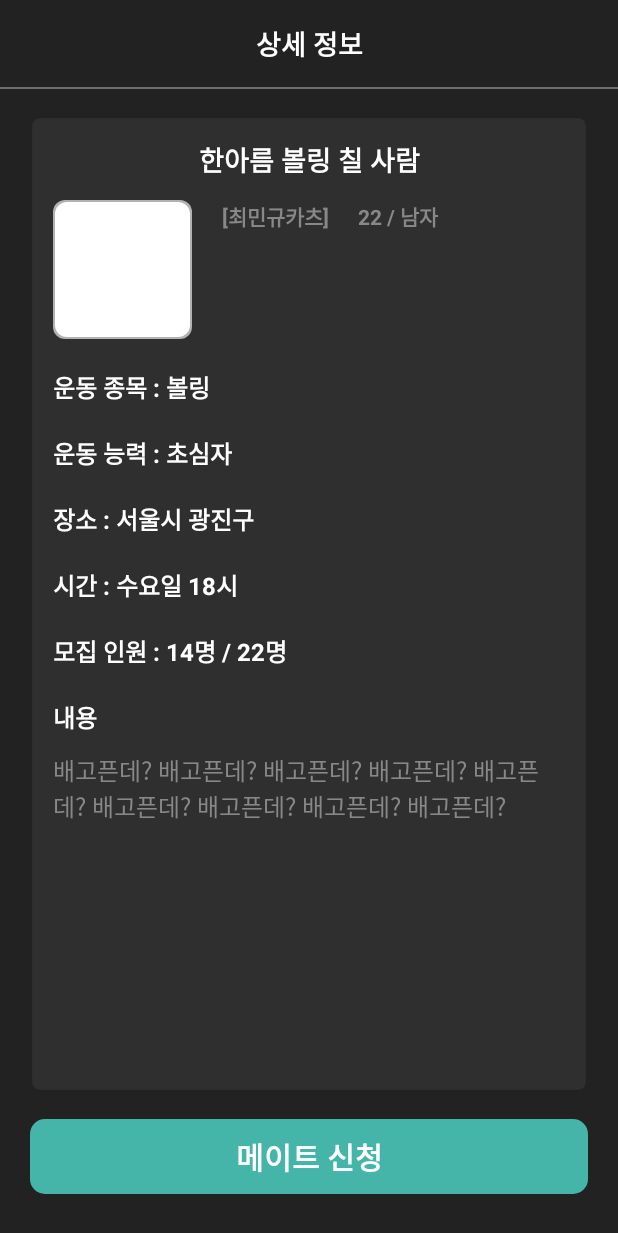
After one commit to beom84/SportsBuddy, an Android app built with Jetpack Compose: the MatchDetailActivity screen opened directly, with no data from a screen before it, on a phone screen of 412 x 824 dp. The commit adds this screen. Shown: the top 1233 px of the screen. Run offline under Robolectric (Android 15) with nearby library versions, the phone set to English and light mode, and no system bars; 1 statement that could not run was skipped.

Commit message:
[feat] match detail

```diff
--- a/app/src/main/AndroidManifest.xml
+++ b/app/src/main/AndroidManifest.xml
@@ -12,6 +12,9 @@
         android:supportsRtl="true"
         android:theme="@style/Theme.SportsBuddy"
         tools:targetApi="31">
+        <activity
+            android:name=".match.detail.MatchDetailActivity"
+            android:exported="false" />
         <activity
             android:name=".sample.SampleActivity"
             android:exported="false" />
--- a/app/src/main/java/com/example/sportsbuddy/match/Match.kt
+++ b/app/src/main/java/com/example/sportsbuddy/match/Match.kt
@@ -3,10 +3,14 @@ package com.example.sportsbuddy.match
 data class Match(
     val title: String,
     val type: String,
+    val curCount: Int,
     val maxCount: Int,
-    val curCount: Int,
     val area: String,
     val userName: String,
     val userAge: Int,
-    val userGender: String
-)
+    val userGender: String,
+    val userLevel: String,
+    val time: String,
+    val content: String,
+    val thumbnail: Int
+) : java.io.Serializable
--- /dev/null
+++ b/app/src/main/java/com/example/sportsbuddy/match/detail/MatchDetailActivity.kt
@@ -0,0 +1,58 @@
+package com.example.sportsbuddy.match.detail
+
+import android.content.Context
+import android.content.Intent
+import android.os.Bundle
+import android.util.Log
+import androidx.appcompat.app.AppCompatActivity
+import com.example.sportsbuddy.R
+import com.example.sportsbuddy.databinding.ActivityMatchDetailBinding
+import com.example.sportsbuddy.match.Match
+
+class MatchDetailActivity : AppCompatActivity() {
+
+    private lateinit var binding: ActivityMatchDetailBinding
+    private var match: Match? = null
+
+    override fun onCreate(savedInstanceState: Bundle?) {
+        super.onCreate(savedInstanceState)
+        binding = ActivityMatchDetailBinding.inflate(layoutInflater)
+        setContentView(binding.root)
+
+        this.window?.apply {
+            this.statusBarColor = getColor(R.color.grey_background)
+        }
+
+        match = intent.getSerializableExtra("match") as Match
+        Log.d("buddy-detail", "match: $match")
+
+        initView()
+    }
+
+    private fun initView() {
+        with(binding) {
+            if (match != null) {
+                tvMatchTitle.text = match!!.title
+                tvUserName.text = "[${match!!.userName}]"
+                tvUserDetail.text = "${match!!.userAge} / ${match!!.userGender}"
+                tvTypeInput.text = match!!.type
+                tvLevelInput.text = match!!.userLevel
+                tvAreaInput.text = match!!.area
+                tvTimeInput.text = match!!.time
+                tvRecruitInput.text = "${match!!.curCount}명 / ${match!!.maxCount}명"
+                tvContentInput.text = match!!.content
+                ivThumbnail.setImageResource(match!!.thumbnail)
+                ivThumbnail.clipToOutline = true
+            } else {
+                ivThumbnail.setImageResource(R.color.white)
+                ivThumbnail.clipToOutline = true
+            }
+        }
+    }
+
+    companion object {
+        fun getIntent(context: Context, match: Match) = Intent(context, MatchDetailActivity::class.java).apply{
+            putExtra("match", match)
+        }
+    }
+}
--- a/app/src/main/java/com/example/sportsbuddy/match/list/MatchListFragment.kt
+++ b/app/src/main/java/com/example/sportsbuddy/match/list/MatchListFragment.kt
@@ -11,6 +11,7 @@ import android.widget.ArrayAdapter
 import com.example.sportsbuddy.R
 import com.example.sportsbuddy.databinding.FragmentMatchListBinding
 import com.example.sportsbuddy.match.Match
+import com.example.sportsbuddy.match.detail.MatchDetailActivity
 
 class MatchListFragment : Fragment() {
     private var _binding : FragmentMatchListBinding? = null
@@ -38,6 +39,15 @@ class MatchListFragment : Fragment() {
         setLayoutManager()
         initMatchItems()
         initSpinner()
+        initListener()
+    }
+
+    private fun initListener() {
+        with(binding) {
+            fab.setOnClickListener {
+                // floating button 클릭 시 이벤트
+            }
+        }
     }
 
     private fun initSpinner() {
@@ -86,16 +96,20 @@ class MatchListFragment : Fragment() {
 
     private fun initMatchItems() {
         list.addAll(listOf(
-            Match("축구 할 사람","축구",  14, 22, "서울시 광진구", "최민규카츠", 22, "남자"),
-            Match("농구 할 사람", "농구", 5, 10, "서울시 광진구", "최민규카츠", 22," 남자"),
-            Match("볼링 칠 사람", "볼링", 6, 6, "서울시 광진구", "최민규카츠", 22, "남자"),
-            Match("축구 할 사람", "축구", 4, 22, "서울시 광진구", "최민규카츠", 22, "남자")
+            Match("축구 할 사람","축구",  14, 22, "서울시 광진구", "최민규카츠", 22, "남자",
+                "초심자", "수요일 18시", resources.getString(R.string.match_content_example), R.drawable.test_image),
+            Match("농구 할 사람", "농구", 5, 10, "서울시 광진구", "최민규카츠", 22,"남자",
+                "초심자", "수요일 18시", resources.getString(R.string.match_content_example), R.drawable.test_image),
+            Match("볼링 칠 사람", "볼링", 6, 6, "서울시 광진구", "최민규카츠", 22, "남자",
+                "초심자", "수요일 18시", resources.getString(R.string.match_content_example), R.drawable.test_image),
+            Match("축구 할 사람", "축구", 4, 22, "서울시 광진구", "최민규카츠", 22, "남자",
+                "초심자", "수요일 18시", resources.getString(R.string.match_content_example), R.drawable.test_image)
         ))
     }
 
     private fun setLayoutManager() {
         adapter = MatchListAdapter {
-
+            activity?.startActivity(MatchDetailActivity.getIntent(requireContext(), it))
         }
         binding.rvMatch.adapter = adapter
         adapter.setItems(list)
--- /dev/null
+++ b/app/src/main/res/drawable/shape_rect10_mint.xml
@@ -0,0 +1,6 @@
+<?xml version="1.0" encoding="utf-8"?>
+<shape android:shape="rectangle"
+    xmlns:android="http://schemas.android.com/apk/res/android">
+    <solid android:color="@color/mint" />
+    <corners android:radius="10dp" />
+</shape>
--- /dev/null
+++ b/app/src/main/res/layout/activity_match_detail.xml
@@ -0,0 +1,272 @@
+<?xml version="1.0" encoding="utf-8"?>
+<androidx.constraintlayout.widget.ConstraintLayout xmlns:android="http://schemas.android.com/apk/res/android"
+    xmlns:tools="http://schemas.android.com/tools"
+    android:layout_width="match_parent"
+    android:layout_height="match_parent"
+    xmlns:app="http://schemas.android.com/apk/res-auto"
+    android:background="@color/grey_background"
+    tools:context=".match.detail.MatchDetailActivity">
+
+    <TextView
+        android:id="@+id/tv_title"
+        android:layout_width="wrap_content"
+        android:layout_height="wrap_content"
+        android:text="상세 정보"
+        android:textStyle="bold"
+        android:textSize="18sp"
+        app:layout_constraintStart_toStartOf="parent"
+        app:layout_constraintEnd_toEndOf="parent"
+        app:layout_constraintTop_toTopOf="parent"
+        android:layout_marginTop="15dp"
+        android:textColor="@color/white"
+        />
+
+    <View
+        android:id="@+id/divider"
+        android:layout_width="match_parent"
+        android:layout_height="1dp"
+        android:background="@color/grey_divider"
+        app:layout_constraintTop_toBottomOf="@id/tv_title"
+        android:layout_marginTop="15dp"
+        />
+
+    <ScrollView
+        android:layout_width="match_parent"
+        android:layout_height="0dp"
+        app:layout_constraintTop_toBottomOf="@id/divider"
+        app:layout_constraintBottom_toTopOf="@id/tv_apply"
+        android:overScrollMode="never"
+        android:layout_marginHorizontal="20dp"
+        android:layout_marginVertical="18dp"
+        android:padding="15dp"
+        android:background="@drawable/shape_rect15_grey_item"
+        >
+        <androidx.constraintlayout.widget.ConstraintLayout
+            android:layout_width="match_parent"
+            android:layout_height="wrap_content"
+            >
+            <TextView
+                android:id="@+id/tv_match_title"
+                android:layout_width="wrap_content"
+                android:layout_height="wrap_content"
+                android:text="한아름 볼링 칠 사람"
+                android:textStyle="bold"
+                android:textSize="18sp"
+                app:layout_constraintStart_toStartOf="parent"
+                app:layout_constraintEnd_toEndOf="parent"
+                app:layout_constraintTop_toTopOf="parent"
+                android:textColor="@color/white"
+                />
+
+            <LinearLayout
+                android:id="@+id/ll_thumbnail"
+                android:layout_width="wrap_content"
+                android:layout_height="wrap_content"
+                app:layout_constraintTop_toBottomOf="@id/tv_match_title"
+                app:layout_constraintStart_toStartOf="parent"
+                android:layout_marginTop="13dp"
+                android:background="@drawable/shape_rect8_grey_thumbnail_background">
+                <ImageView
+                    android:id="@+id/iv_thumbnail"
+                    android:layout_width="90dp"
+                    android:layout_height="90dp"
+                    android:layout_margin="1dp"
+                    android:scaleType="centerCrop"
+                    android:background="@drawable/shape_rect8_outline"
+                    />
+            </LinearLayout>
+
+            <TextView
+                android:id="@+id/tv_user_name"
+                android:layout_width="wrap_content"
+                android:layout_height="wrap_content"
+                android:text="[최민규카츠]"
+                app:layout_constraintTop_toTopOf="@id/ll_thumbnail"
+                app:layout_constraintStart_toEndOf="@id/ll_thumbnail"
+                android:textStyle="bold"
+                android:textColor="@color/grey_content"
+                android:textSize="14sp"
+                android:layout_marginStart="20dp"
+                />
+
+            <TextView
+                android:id="@+id/tv_user_detail"
+                android:layout_width="wrap_content"
+                android:layout_height="wrap_content"
+                android:text="22 / 남자"
+                app:layout_constraintTop_toTopOf="@id/tv_user_name"
+                app:layout_constraintStart_toEndOf="@id/tv_user_name"
+                android:layout_marginStart="19dp"
+                android:textStyle="bold"
+                android:textColor="@color/grey_content"
+                android:textSize="14sp"
+                />
+
+            <TextView
+                android:id="@+id/tv_type"
+                android:layout_width="wrap_content"
+                android:layout_height="wrap_content"
+                android:text="운동 종목 : "
+                app:layout_constraintStart_toStartOf="parent"
+                app:layout_constraintTop_toBottomOf="@id/ll_thumbnail"
+                android:layout_marginTop="20dp"
+                android:textStyle="bold"
+                android:textColor="@color/white"
+                android:textSize="16sp"
+                />
+
+            <TextView
+                android:id="@+id/tv_type_input"
+                android:layout_width="wrap_content"
+                android:layout_height="wrap_content"
+                android:text="볼링"
+                app:layout_constraintStart_toEndOf="@id/tv_type"
+                app:layout_constraintTop_toTopOf="@id/tv_type"
+                android:textStyle="bold"
+                android:textColor="@color/white"
+                android:textSize="16sp"
+                />
+
+            <TextView
+                android:id="@+id/tv_level"
+                android:layout_width="wrap_content"
+                android:layout_height="wrap_content"
+                android:text="운동 능력 : "
+                app:layout_constraintStart_toStartOf="parent"
+                app:layout_constraintTop_toBottomOf="@id/tv_type"
+                android:layout_marginTop="20dp"
+                android:textStyle="bold"
+                android:textColor="@color/white"
+                android:textSize="16sp"
+                />
+
+            <TextView
+                android:id="@+id/tv_level_input"
+                android:layout_width="wrap_content"
+                android:layout_height="wrap_content"
+                android:text="초심자"
+                app:layout_constraintStart_toEndOf="@id/tv_level"
+                app:layout_constraintTop_toTopOf="@id/tv_level"
+                android:textStyle="bold"
+                android:textColor="@color/white"
+                android:textSize="16sp"
+                />
+
+            <TextView
+                android:id="@+id/tv_area"
+                android:layout_width="wrap_content"
+                android:layout_height="wrap_content"
+                android:text="장소 : "
+                app:layout_constraintStart_toStartOf="parent"
+                app:layout_constraintTop_toBottomOf="@id/tv_level"
+                android:layout_marginTop="20dp"
+                android:textStyle="bold"
+                android:textColor="@color/white"
+                android:textSize="16sp"
+                />
+
+            <TextView
+                android:id="@+id/tv_area_input"
+                android:layout_width="wrap_content"
+                android:layout_height="wrap_content"
+                android:text="서울시 광진구"
+                app:layout_constraintStart_toEndOf="@id/tv_area"
+                app:layout_constraintTop_toTopOf="@id/tv_area"
+                android:textStyle="bold"
+                android:textColor="@color/white"
+                android:textSize="16sp"
+                />
+
+            <TextView
+                android:id="@+id/tv_time"
+                android:layout_width="wrap_content"
+                android:layout_height="wrap_content"
+                android:text="시간 : "
+                app:layout_constraintStart_toStartOf="parent"
+                app:layout_constraintTop_toBottomOf="@id/tv_area"
+                android:layout_marginTop="20dp"
+                android:textStyle="bold"
+                android:textColor="@color/white"
+                android:textSize="16sp"
+                />
+
+            <TextView
+                android:id="@+id/tv_time_input"
+                android:layout_width="wrap_content"
+                android:layout_height="wrap_content"
+                android:text="수요일 18시"
+                app:layout_constraintStart_toEndOf="@id/tv_time"
+                app:layout_constraintTop_toTopOf="@id/tv_time"
+                android:textStyle="bold"
+                android:textColor="@color/white"
+                android:textSize="16sp"
+                />
+
+            <TextView
+                android:id="@+id/tv_recruit"
+                android:layout_width="wrap_content"
+                android:layout_height="wrap_content"
+                android:text="모집 인원 : "
+                app:layout_constraintStart_toStartOf="parent"
+                app:layout_constraintTop_toBottomOf="@id/tv_time"
+                android:layout_marginTop="20dp"
+                android:textStyle="bold"
+                android:textColor="@color/white"
+                android:textSize="16sp"
+                />
+
+            <TextView
+                android:id="@+id/tv_recruit_input"
+                android:layout_width="wrap_content"
+                android:layout_height="wrap_content"
+                android:text="14명 / 22명"
+                app:layout_constraintStart_toEndOf="@id/tv_recruit"
+                app:layout_constraintTop_toTopOf="@id/tv_recruit"
+                android:textStyle="bold"
+                android:textColor="@color/white"
+                android:textSize="16sp"
+                />
+
+            <TextView
+                android:id="@+id/tv_content"
+                android:layout_width="wrap_content"
+                android:layout_height="wrap_content"
+                android:text="내용"
+                app:layout_constraintStart_toStartOf="parent"
+                app:layout_constraintTop_toBottomOf="@id/tv_recruit"
+                android:layout_marginTop="20dp"
+                android:textStyle="bold"
+                android:textColor="@color/white"
+                android:textSize="16sp"
+                />
+
+            <TextView
+                android:id="@+id/tv_content_input"
+                android:layout_width="wrap_content"
+                android:layout_height="wrap_content"
+                android:text="배고픈데? 배고픈데? 배고픈데? 배고픈데? 배고픈데? 배고픈데? 배고픈데? 배고픈데? 배고픈데? "
+                app:layout_constraintStart_toStartOf="parent"
+                app:layout_constraintTop_toBottomOf="@id/tv_content"
+                android:layout_marginTop="11dp"
+                android:textColor="@color/grey_content"
+                android:textSize="16sp"
+                />
+        </androidx.constraintlayout.widget.ConstraintLayout>
+    </ScrollView>
+
+    <TextView
+        android:id="@+id/tv_apply"
+        android:layout_width="match_parent"
+        android:layout_height="50dp"
+        android:text="메이트 신청"
+        android:textStyle="bold"
+        android:textSize="20sp"
+        app:layout_constraintBottom_toBottomOf="parent"
+        android:layout_marginHorizontal="20dp"
+        android:gravity="center"
+        android:layout_marginBottom="28dp"
+        android:background="@drawable/shape_rect10_mint"
+        android:textColor="@color/white"
+        />
+
+</androidx.constraintlayout.widget.ConstraintLayout>
--- a/app/src/main/res/values/strings.xml
+++ b/app/src/main/res/values/strings.xml
@@ -1,3 +1,9 @@
 <resources>
     <string name="app_name">SportsBuddy</string>
+    <string name="match_content_example">
+        배고픈데 배고픈데 배고픈데 배고픈데 배고픈
+        \n라멘? 라멘? 라멘? 라멘? 라멘? 라멘? 라멘?
+        \n부찌? 부찌? 부찌? 부찌? 부찌? 부찌? 부찌?
+        \n치킨? 치킨? 치킨? 치킨? 치킨? 치킨? 치킨?
+    </string>
 </resources>
```
